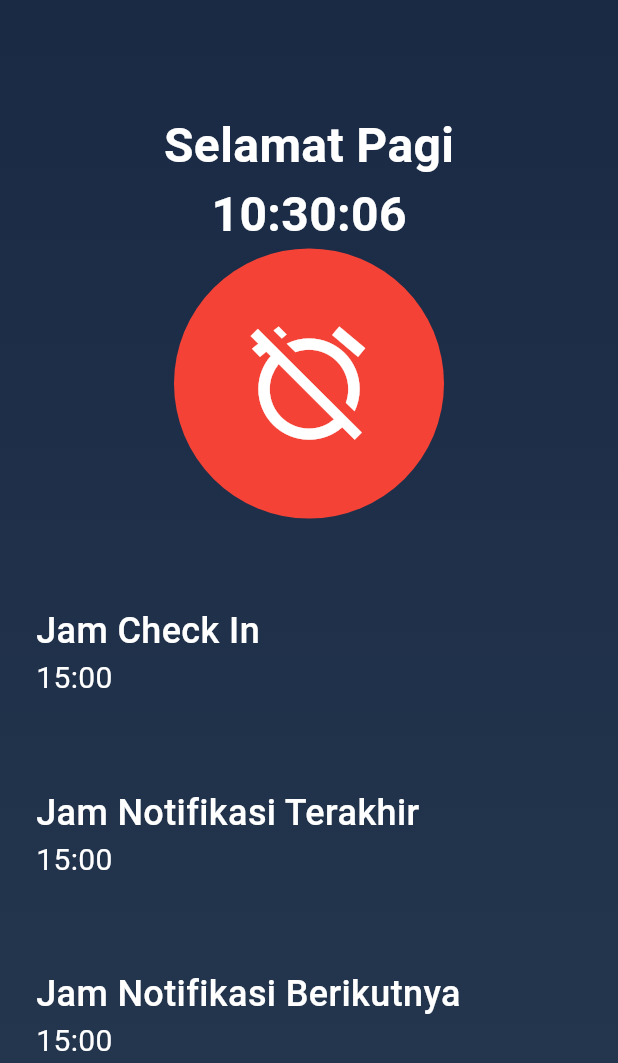
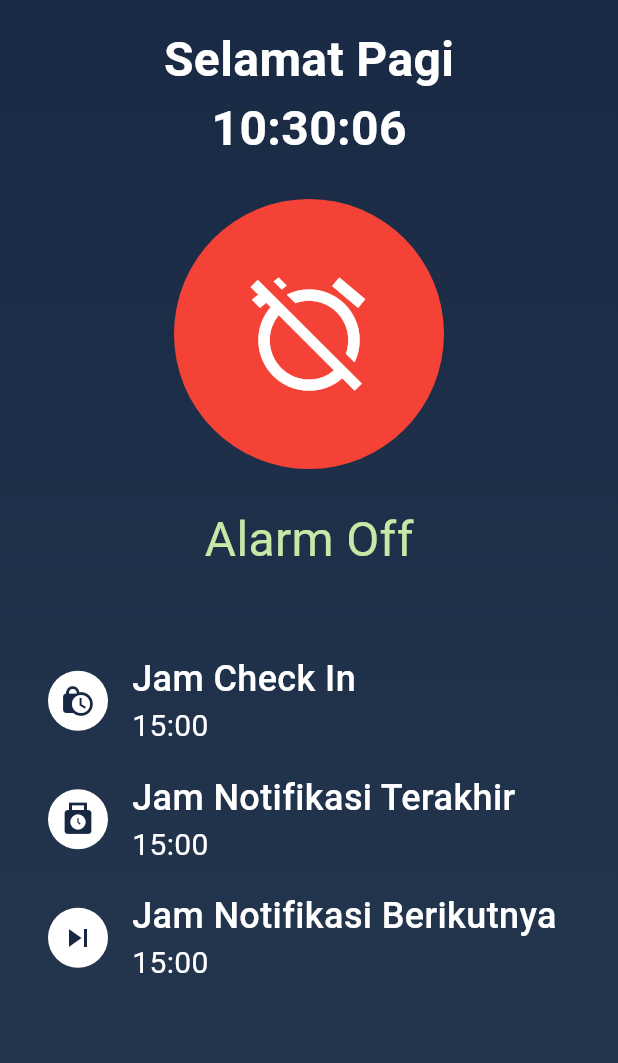
Before and after one commit to gmn26/acupad, a Flutter app: the screen it shows after launch, on a phone screen of 412 x 824 dp, the part 173-1236 px from its top. Run offline on Flutter 3.47's test engine with Material 3 defaults, Android fonts, the phone set to English and light mode, and no system bars; our stand-ins replace flutter_local_notifications, get, shared_preferences, timezone.

Commit message:
change : minor UI adjustment

```diff
--- a/lib/component/check_in_button.dart
+++ b/lib/component/check_in_button.dart
@@ -25,13 +25,17 @@ class _CheckInButtonState extends State<CheckInButton> {
 
   @override
   Widget build(BuildContext context) {
-    return Obx(() {
+    return Column(
+      children: [
+        Obx(
+          () {
             return GestureDetector(
               onTap: () => _changeStatus(preferencesController),
               child: CircleAvatar(
                 radius: 90.0,
-          backgroundColor:
-              preferencesController.status.value ? Colors.green : Colors.red,
+                backgroundColor: preferencesController.status.value
+                    ? Colors.green
+                    : Colors.red,
                 foregroundColor: Colors.white,
                 child: Icon(
                   preferencesController.status.value
@@ -41,6 +45,17 @@ class _CheckInButtonState extends State<CheckInButton> {
                 ),
               ),
             );
-    });
+          },
+        ),
+        const SizedBox(height: 24.0),
+        Text(
+          preferencesController.status.value ? "Alarm On" : "Alarm Off",
+          style: const TextStyle(
+            fontSize: 32.0,
+            color: Color(0xFFC6E9A7),
+          ),
+        ),
+      ],
+    );
   }
 }
--- a/lib/pages/home.dart
+++ b/lib/pages/home.dart
@@ -69,15 +69,32 @@ class HomePage extends StatelessWidget {
                     Column(
                       children: [
                         CurrentTimeWidget(),
+                        SizedBox(height: 24.0),
                         CheckInButton(),
                       ],
                     ),
                   ],
                 ),
                 const Padding(
+                  padding: EdgeInsets.symmetric(
+                    horizontal: 8.0,
+                    vertical: 52.0,
+                  ),
+                  child: Column(
+                    mainAxisAlignment: MainAxisAlignment.spaceAround,
+                    children: [
+                      Padding(
                         padding: EdgeInsets.symmetric(horizontal: 24.0),
                         child: Row(
                           children: [
+                            CircleAvatar(
+                              backgroundColor: Colors.white,
+                              child: Icon(
+                                Icons.lock_clock,
+                                color: Color(0xFF182843),
+                              ),
+                            ),
+                            SizedBox(width: 16),
                             Column(
                               crossAxisAlignment: CrossAxisAlignment.start,
                               children: [
@@ -102,10 +119,19 @@ class HomePage extends StatelessWidget {
                           ],
                         ),
                       ),
-                const Padding(
+                      SizedBox(height: 16.0),
+                      Padding(
                         padding: EdgeInsets.symmetric(horizontal: 24.0),
                         child: Row(
                           children: [
+                            CircleAvatar(
+                              backgroundColor: Colors.white,
+                              child: Icon(
+                                Icons.punch_clock,
+                                color: Color(0xFF182843),
+                              ),
+                            ),
+                            SizedBox(width: 16),
                             Column(
                               crossAxisAlignment: CrossAxisAlignment.start,
                               children: [
@@ -130,10 +156,19 @@ class HomePage extends StatelessWidget {
                           ],
                         ),
                       ),
-                const Padding(
+                      SizedBox(height: 16.0),
+                      Padding(
                         padding: EdgeInsets.symmetric(horizontal: 24.0),
                         child: Row(
                           children: [
+                            CircleAvatar(
+                              backgroundColor: Colors.white,
+                              child: Icon(
+                                Icons.skip_next,
+                                color: Color(0xFF182843),
+                              ),
+                            ),
+                            SizedBox(width: 16),
                             Column(
                               crossAxisAlignment: CrossAxisAlignment.start,
                               children: [
@@ -161,6 +196,9 @@ class HomePage extends StatelessWidget {
                     ],
                   ),
                 ),
+              ],
+            ),
+          ),
         ),
       ),
     );
```
Lines whose indentation alone changed are shown as unchanged.
